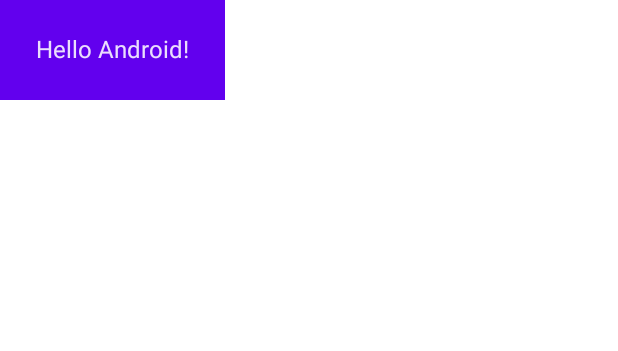
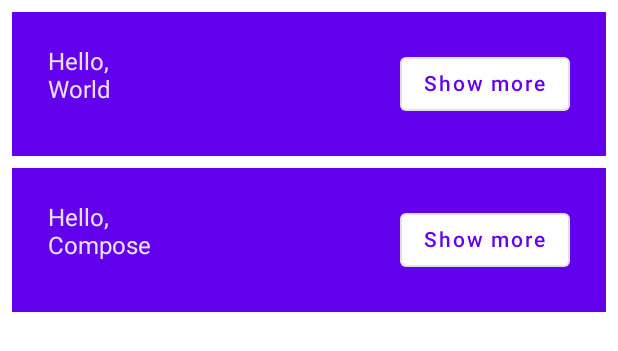
Before and after one commit to sucrechat/ComposeFest2021, an Android app built with Jetpack Compose: the @Preview function DefaultPreview, on a phone screen of 412 x 824 dp. Shown: the top 351 px of the screen. Run offline under Robolectric (Android 15) with nearby library versions, the phone set to English and light mode, and no system bars.

Commit message:
6. Creating columns and rows

```diff
--- a/week 1-Jetpack Compose basics/HelloWorld/app/src/main/java/com/example/helloworld/MainActivity.kt
+++ b/week 1-Jetpack Compose basics/HelloWorld/app/src/main/java/com/example/helloworld/MainActivity.kt
@@ -3,8 +3,11 @@ package com.example.helloworld
 import android.os.Bundle
 import androidx.activity.ComponentActivity
 import androidx.activity.compose.setContent
+import androidx.compose.foundation.layout.Column
+import androidx.compose.foundation.layout.Row
 import androidx.compose.foundation.layout.padding
 import androidx.compose.material.MaterialTheme
+import androidx.compose.material.OutlinedButton
 import androidx.compose.material.Surface
 import androidx.compose.material.Text
 import androidx.compose.runtime.Composable
@@ -28,16 +31,31 @@ class MainActivity : ComponentActivity() {
 }
 
 @Composable
-private fun MyApp() {
-    Surface(color = MaterialTheme.colors.background) {
-        Greeting("Android")
+private fun MyApp(names: List<String> = listOf("World", "Compose")) {
+    Column(modifier = Modifier.padding(vertical = 4.dp)) {
+        for (name in names) {
+            Greeting(name = name)
+        }
     }
 }
 
 @Composable
 fun Greeting(name: String) {
-    Surface(color = MaterialTheme.colors.primary) {
-        Text(text = "Hello $name!", modifier = Modifier.padding(24.dp))
+    Surface(
+        color = MaterialTheme.colors.primary,
+        modifier =  Modifier.padding(vertical = 4.dp, horizontal = 8.dp)
+    ) {
+        Row(modifier = Modifier.padding(24.dp)) {
+            Column(modifier = Modifier.weight(1f)) {
+                Text(text = "Hello, ")
+                Text(text = name)
+            }
+            OutlinedButton(
+                onClick = { /*TODO*/ }
+            ) {
+                Text("Show more")
+            }
+        }
     }
 }
 
```
